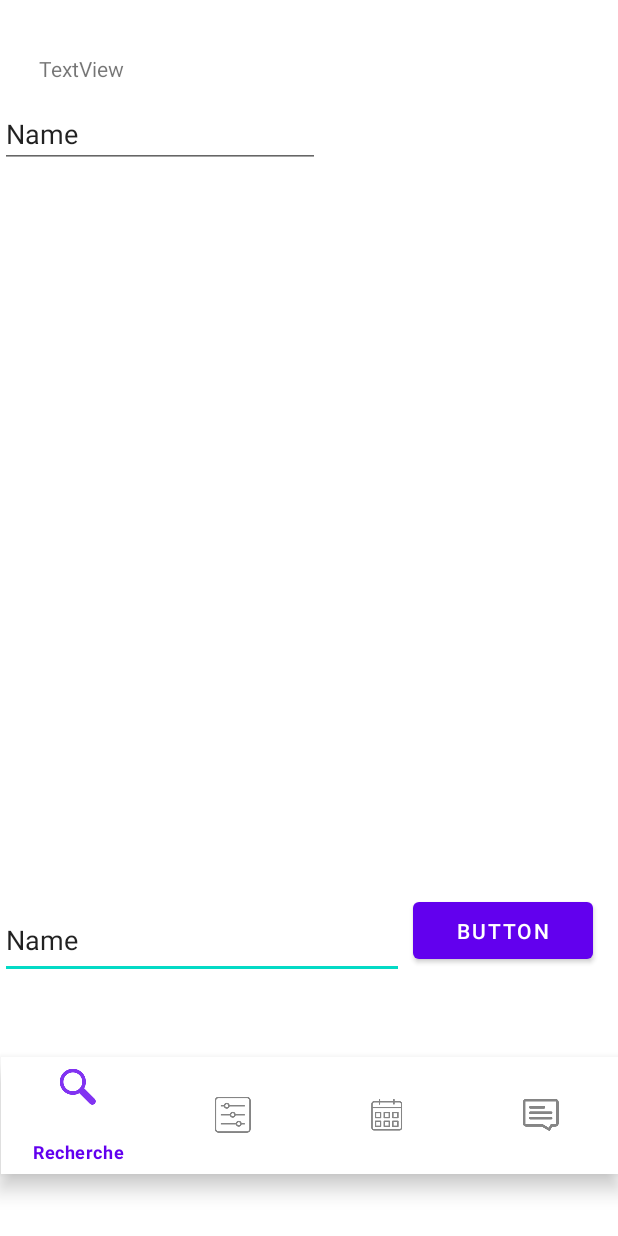
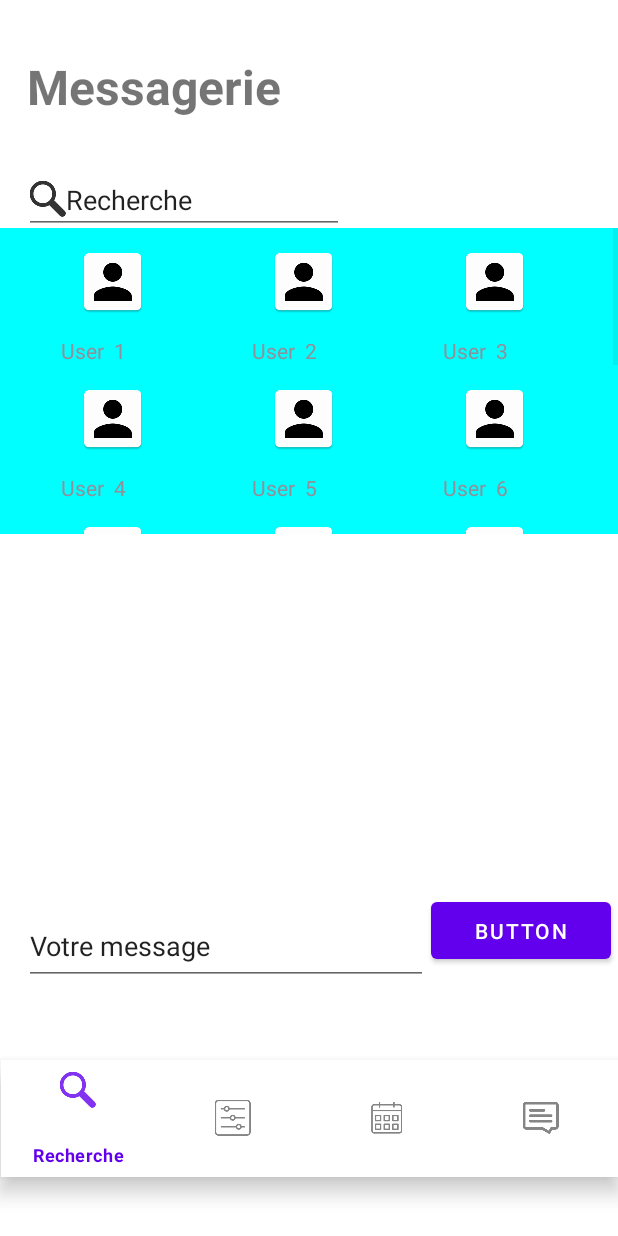
Before and after one commit to jayouimet/Devoir_03, an Android app: the Messagerie screen opened directly, with no data from a screen before it, on a phone screen of 412 x 824 dp. Run offline under Robolectric (Android 15) with nearby library versions, the phone set to English and light mode, and no system bars.

Commit message:
Messagerie presque termine ,reste a regler la recherche utilisateur + commenter le code

```diff
--- a/Devoir3CoursAntoine/app/src/main/java/com/example/devoir3/Messagerie.java
+++ b/Devoir3CoursAntoine/app/src/main/java/com/example/devoir3/Messagerie.java
@@ -3,17 +3,117 @@ package com.example.devoir3;
 import androidx.appcompat.app.AppCompatActivity;
 
 import android.os.Bundle;
+import android.util.Log;
+import android.view.View;
+import android.widget.AdapterView;
+import android.widget.Button;
+import android.widget.EditText;
 import android.widget.GridView;
 import android.widget.ListView;
+import android.widget.SimpleAdapter;
+
+import java.util.ArrayList;
+import java.util.HashMap;
 
 public class Messagerie extends AppCompatActivity {
     GridView autreutilisateur;
     ListView messageutilisateur;
+    ArrayList<Utilisateur> listeUtilisateur;
+    Utilisateur vous;
+    String autre="User 1";
+    Button envoyer;
+    EditText messageenvoye;
     @Override
     protected void onCreate(Bundle savedInstanceState) {
+
         super.onCreate(savedInstanceState);
         setContentView(R.layout.activity_messagerie);
         autreutilisateur=findViewById(R.id.autreutilisateur);
         messageutilisateur=findViewById(R.id.message);
+        listeUtilisateur=new ArrayList<>();
+        vous=new Utilisateur();
+        envoyer=findViewById(R.id.buttonenvoyer);
+        messageenvoye=findViewById(R.id.messageEdit);
+
+        for(int i=1;i<16;i++){
+            Utilisateur temp=new Utilisateur();
+            temp.setNom(" "+i);
+            temp.setPrenom("User");
+            listeUtilisateur.add(temp);
+        }
+        ArrayList<HashMap<String, String>> listItem = new ArrayList<HashMap<String, String>>();
+        //cette partie du code est base sur https://a-renouard.developpez.com/tutoriels/android/personnaliser-listview/
+        //On déclare la HashMap qui contiendra les informations pour un item
+        HashMap<String, String> map;
+        messageutilisateur.setDivider(null);
+        messageutilisateur.setDividerHeight(0);
+
+        //On refait la manip plusieurs fois avec des données différentes pour former les items de notre ListView
+        for (Utilisateur temp: listeUtilisateur){
+            map = new HashMap<>();
+
+            String nomComplet=temp.getPrenom()+" "+temp.getNom();
+
+            //on insère un élément description que l'on récupérera dans le textView description créé dans le fichier row.xml
+            map.put("nomcomplet", nomComplet);
+
+            //on insère la référence à l'image (converti en String car normalement c'est un int) que l'on récupérera dans l'imageView créé dans le fichier row.xml
+            Log.d("tage",nomComplet);
+            listItem.add(map);
+        }
+
+
+        //Création d'un SimpleAdapter qui se chargera de mettre les items présents dans notre list (listItem) dans la vue row(chque cours)
+        SimpleAdapter mSchedule = new SimpleAdapter (this.getBaseContext(), listItem, R.layout.elementmessage,
+                new String[] { "nomcomplet"}, new int[] { R.id.nomutilisateurmessage});
+        autreutilisateur.setAdapter(mSchedule);
+
+
+        autreutilisateur.setOnItemClickListener(new AdapterView.OnItemClickListener() {
+            @Override
+            public void onItemClick(AdapterView<?> parent, View view, int position, long id) {
+                autre="User "+(position+1);
+            }
+        });
+        envoyer.setOnClickListener(new View.OnClickListener() {
+            @Override
+            public void onClick(View v) {
+                String message=messageenvoye.getText().toString();
+                vous.getMessageHumain().add(message);
+                setMessage();
+            }
+        });
+
+
+    }
+    public void setMessage(){
+        ArrayList<HashMap<String, String>> listObjetMessage = new ArrayList<HashMap<String, String>>();
+        //cette partie du code est base sur https://a-renouard.developpez.com/tutoriels/android/personnaliser-listview/
+        //On déclare la HashMap qui contiendra les informations pour un item
+        HashMap<String, String> mapMessage;
+
+
+        //On refait la manip plusieurs fois avec des données différentes pour former les items de notre ListView
+        for (String temp: vous.getMessageHumain()){
+            mapMessage = new HashMap<>();
+
+
+
+            //on insère un élément description que l'on récupérera dans le textView description créé dans le fichier row.xml
+            mapMessage.put("message", temp);
+            mapMessage.put("messageautre", "Les interfaces sont importantes");
+            mapMessage.put("nomautre", autre);
+
+            //on insère la référence à l'image (converti en String car normalement c'est un int) que l'on récupérera dans l'imageView créé dans le fichier row.xml
+
+            listObjetMessage.add(mapMessage);
+        }
+
+
+        //Création d'un SimpleAdapter qui se chargera de mettre les items présents dans notre list (listItem) dans la vue row(chque cours)
+        SimpleAdapter nouvelleSechule = new SimpleAdapter (this.getBaseContext(), listObjetMessage, R.layout.messagerange,
+                new String[] { "message","messageautre","nomautre"}, new int[] { R.id.messagesoi,R.id.messagedeuser,R.id.nomAutre});
+        messageutilisateur.setAdapter(nouvelleSechule);
+
     }
 }
--- a/Devoir3CoursAntoine/app/src/main/java/com/example/devoir3/Utilisateur.java
+++ b/Devoir3CoursAntoine/app/src/main/java/com/example/devoir3/Utilisateur.java
@@ -6,7 +6,13 @@ public class Utilisateur {
     private String nom;//nom de famille de lutilisateur
     private String prenom;//prenom de lutilisateur
     private ArrayList<Cours> tabCours;//tableau de cours
+    private ArrayList<String> messages;
+    private ArrayList<String> messageHumain;
     Utilisateur(){
+        messages=new ArrayList<>();
+        messages.add("Bonjour");
+        messages.add("Comment allez-vous");
+        messages.add("Quel est votre professeur prefere");
         this.prenom="John";
         this.nom="Doe";
         tabCours=new ArrayList<>();
@@ -17,6 +23,7 @@ public class Utilisateur {
         tabCours.add(new Cours("IFT 3911"));
         tabCours.add(new Cours("IFT 3151"));
         tabCours.add(new Cours("MAT 2600"));
+        messageHumain=new ArrayList<>();
 
     }
 
@@ -31,4 +38,20 @@ public class Utilisateur {
     public ArrayList<Cours> getTabCours() {
         return tabCours;
     }
+
+    public void setNom(String nom) {
+        this.nom = nom;
+    }
+
+    public void setPrenom(String prenom) {
+        this.prenom = prenom;
+    }
+
+    public ArrayList<String> getMessages() {
+        return messages;
+    }
+
+    public ArrayList<String> getMessageHumain() {
+        return messageHumain;
+    }
 }
--- a/Devoir3CoursAntoine/app/src/main/res/layout/activity_messagerie.xml
+++ b/Devoir3CoursAntoine/app/src/main/res/layout/activity_messagerie.xml
@@ -11,21 +11,25 @@
         android:layout_width="wrap_content"
         android:layout_height="wrap_content"
         android:layout_marginTop="36dp"
-        android:text="TextView"
+        android:text="@string/Messagerie"
+        android:textStyle="bold"
+        android:textSize="32dp"
         app:layout_constraintEnd_toEndOf="parent"
         app:layout_constraintHorizontal_bias="0.073"
         app:layout_constraintStart_toStartOf="parent"
         app:layout_constraintTop_toTopOf="parent" />
 
     <GridView
+        android:id="@+id/autreutilisateur"
+        android:layout_width="422dp"
+        android:layout_height="204dp"
+        android:layout_marginBottom="8dp"
+        android:background="@color/turquoise"
         android:numColumns="3"
-        android:id="@+id/autreutilisateur"
-        android:layout_width="406dp"
-        android:layout_height="246dp"
-        android:layout_marginBottom="8dp"
+        android:paddingLeft="40dp"
         app:layout_constraintBottom_toTopOf="@+id/message"
         app:layout_constraintEnd_toEndOf="parent"
-        app:layout_constraintHorizontal_bias="0.0"
+        app:layout_constraintHorizontal_bias="1.0"
         app:layout_constraintStart_toStartOf="parent" />
 
     <ListView
@@ -39,25 +43,27 @@
         app:layout_constraintTop_toTopOf="parent" />
 
     <EditText
-        android:id="@+id/editTextTextPersonName"
+
+        android:id="@+id/messageEdit"
         android:layout_width="269dp"
         android:layout_height="51dp"
-        android:layout_marginTop="12dp"
+        android:layout_marginStart="16dp"
+        android:layout_marginTop="16dp"
         android:ems="10"
         android:inputType="textPersonName"
-        android:text="Name"
+        android:text="Votre message"
         app:layout_constraintStart_toStartOf="parent"
         app:layout_constraintTop_toBottomOf="@+id/message" />
 
     <Button
-        android:id="@+id/button2"
+        android:id="@+id/buttonenvoyer"
         android:layout_width="120dp"
         android:layout_height="50dp"
         android:layout_marginTop="6dp"
         android:text="Button"
         app:layout_constraintEnd_toEndOf="parent"
         app:layout_constraintHorizontal_bias="0.272"
-        app:layout_constraintStart_toEndOf="@+id/editTextTextPersonName"
+        app:layout_constraintStart_toEndOf="@+id/messageEdit"
         app:layout_constraintTop_toBottomOf="@+id/message" />
 
     <com.google.android.material.bottomnavigation.BottomNavigationView
@@ -67,7 +73,7 @@
         app:layout_constraintBottom_toBottomOf="parent"
         app:layout_constraintEnd_toEndOf="parent"
         app:layout_constraintStart_toStartOf="parent"
-        app:layout_constraintTop_toBottomOf="@+id/editTextTextPersonName"
+        app:layout_constraintTop_toBottomOf="@+id/messageEdit"
         android:id="@+id/barnavigationmessagerie"
         app:menu="@menu/navigation" />
 
@@ -75,12 +81,13 @@
         android:id="@+id/editTextTextPersonName2"
         android:layout_width="wrap_content"
         android:layout_height="wrap_content"
-        android:layout_marginBottom="252dp"
+        android:layout_marginBottom="208dp"
         android:ems="10"
         android:inputType="textPersonName"
-        android:text="Name"
+        android:text="@string/Recherche"
+        android:drawableLeft="@drawable/search"
         app:layout_constraintBottom_toTopOf="@+id/message"
         app:layout_constraintEnd_toEndOf="parent"
-        app:layout_constraintHorizontal_bias="0.0"
+        app:layout_constraintHorizontal_bias="0.079"
         app:layout_constraintStart_toStartOf="parent" />
 </androidx.constraintlayout.widget.ConstraintLayout>
--- /dev/null
+++ b/Devoir3CoursAntoine/app/src/main/res/layout/elementmessage.xml
@@ -0,0 +1,23 @@
+<?xml version="1.0" encoding="utf-8"?>
+<LinearLayout xmlns:android="http://schemas.android.com/apk/res/android"
+    android:layout_height="wrap_content" android:layout_width="90dp"
+    android:orientation="vertical" android:textAlignment="center">
+
+    <ImageView
+        android:id="@+id/imageutilisateurmessage"
+        android:layout_width="wrap_content"
+        android:layout_height="wrap_content"
+        android:layout_marginTop="12dp"
+        android:layout_gravity="center"
+        android:src="@mipmap/dfdfd" />
+
+    <TextView
+        android:id="@+id/nomutilisateurmessage"
+        android:layout_width="70dp"
+        android:layout_height="wrap_content"
+        android:layout_gravity="center"
+        android:layout_marginTop="12dp"
+
+        android:text="TextView" />
+
+</LinearLayout>
--- a/Devoir3CoursAntoine/app/src/main/res/values/colors.xml
+++ b/Devoir3CoursAntoine/app/src/main/res/values/colors.xml
@@ -7,4 +7,6 @@
     <color name="teal_700">#FF018786</color>
     <color name="black">#FF000000</color>
     <color name="white">#FFFFFFFF</color>
+    <color name="turquoise">#ff00ffff</color>
+    <color name="blue">#ff0000ff</color>
 </resources>
--- a/Devoir3CoursAntoine/app/src/main/res/values/strings.xml
+++ b/Devoir3CoursAntoine/app/src/main/res/values/strings.xml
@@ -11,6 +11,9 @@
     <string name="prochainesremise">Prochaine remise:</string>
     <string name="devoir3">Devoir 3 /Date: 01/04/2021</string>
     <string name="professeur">Professeur:</string>
-
-    <string name="hello_blank_fragment">Recherche</string>
+    <string name="Messagerie">Messagerie</string>
+    <string name="Recherche">Recherche</string>
+    <string name="vous">Vous</string>
+    <string name="heure">20h46</string>
+    <string name="envoyer">Envoyer</string>
 </resources>
```
Also changed, not shown: Devoir3CoursAntoine/app/src/main/res/layout/messagerange.xml (added, +102 -0 lines), Devoir3CoursAntoine/app/src/main/java/com/example/devoir3/CoursInterieur.java (indentation only).
